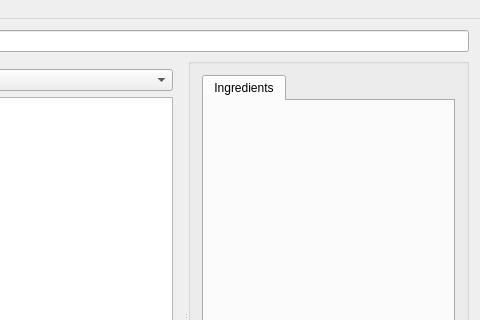
The window that src/mainwindow.ui (myshak/ss13recipemanager) describes before a commit, drawn with Qt 5; both pictures show x 332 to 812 and y 0 to 320 of the 812 by 616 pixel window.
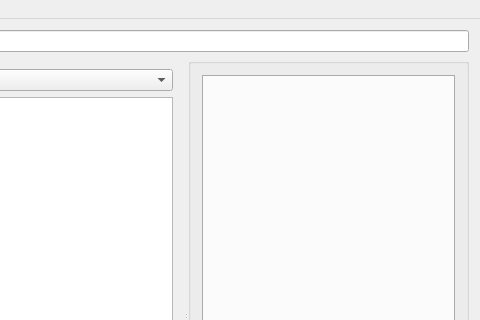
The same window after the commit.

Commit message: Delete the unneeded tab and create a README

Diff of the .ui file:
```diff
--- a/src/mainwindow.ui
+++ b/src/mainwindow.ui
@@ -93,11 +93,6 @@
           <property name="tabsClosable">
            <bool>false</bool>
           </property>
-          <widget class="QWidget" name="ingredients">
-           <attribute name="title">
-            <string>Ingredients</string>
-           </attribute>
-          </widget>
          </widget>
         </item>
        </layout>
```
Left out of the diff: 4 changed lines with no effect on the pictures. The commit also changes 1 other file.
